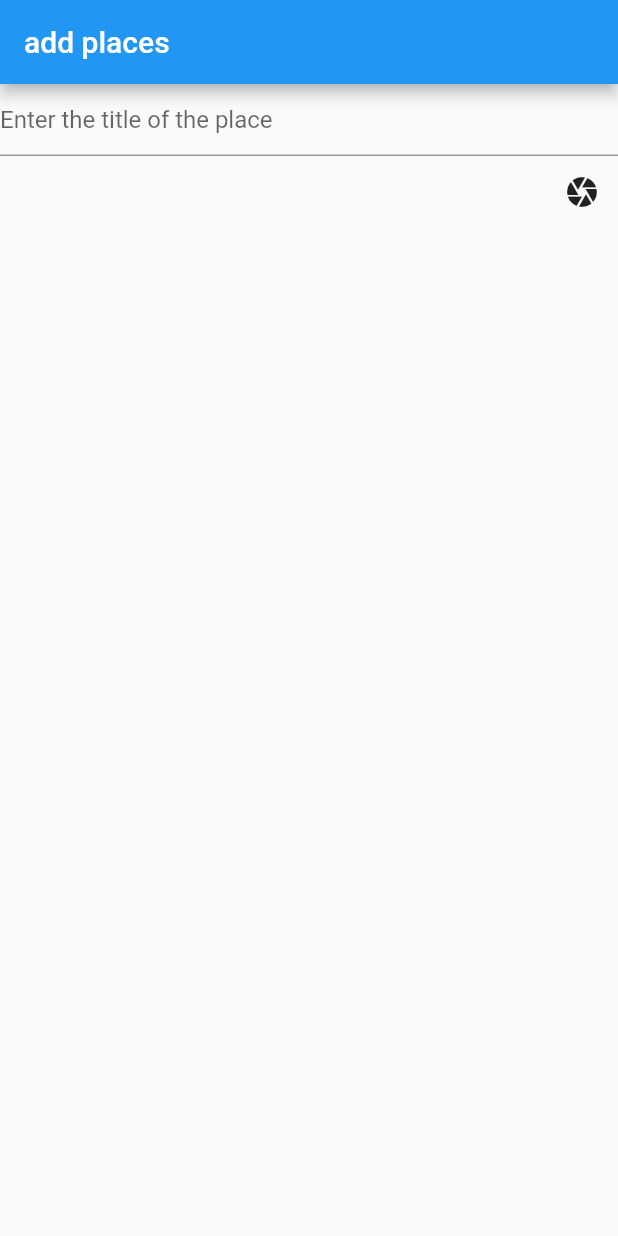
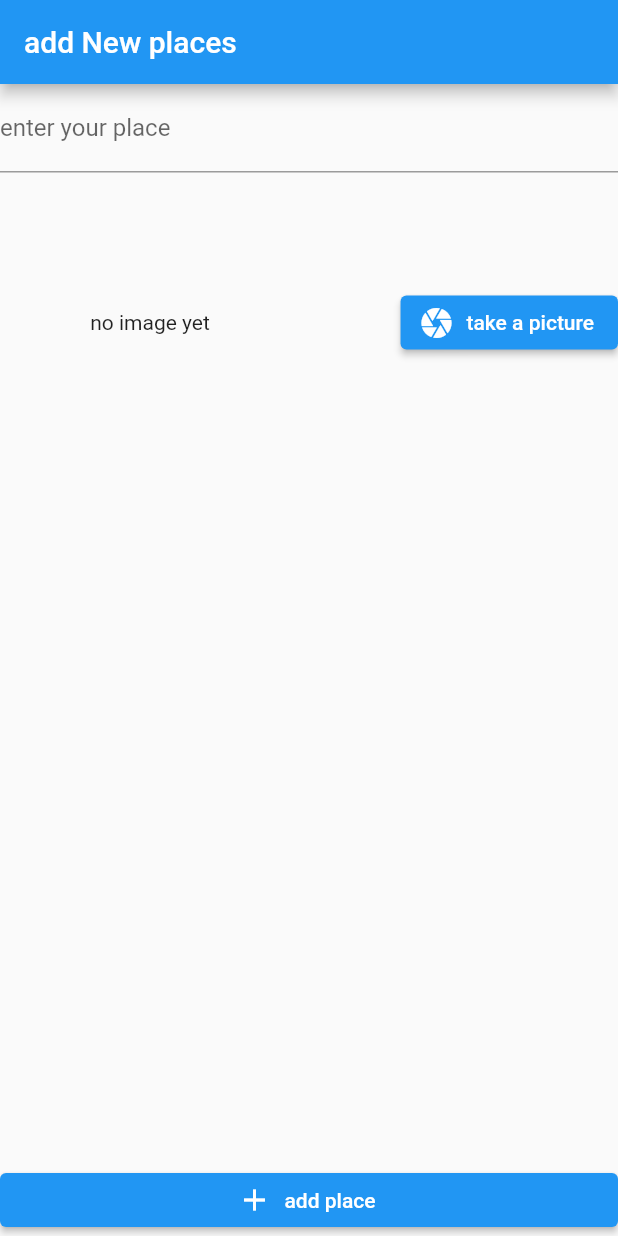
Before and after one commit to omar-hadek/best-places, a Flutter app: the AddPlaceScreen screen opened directly, on a phone screen of 412 x 824 dp. Run offline on Flutter 3.47's test engine with Material 2 defaults, Android fonts, the phone set to English and light mode, and no system bars; our stand-ins replace image_picker.

Commit message:
pick image feature added

```diff
--- a/lib/screens/add_place_screen.dart
+++ b/lib/screens/add_place_screen.dart
@@ -2,25 +2,47 @@ import 'package:flutter/material.dart';
 import 'package:great_places_app/widgets/image_field.dart';
 
 class AddPlaceScreen extends StatefulWidget {
-  const AddPlaceScreen({ Key? key }) : super(key: key);
+  const AddPlaceScreen({Key? key}) : super(key: key);
+  static const routeName = 'add-places';
 
   @override
   _AddPlaceScreenState createState() => _AddPlaceScreenState();
 }
 
 class _AddPlaceScreenState extends State<AddPlaceScreen> {
+  TextEditingController? _inputController;
   @override
   Widget build(BuildContext context) {
     return Scaffold(
-       appBar: AppBar(title: Text('add places '),),
-       body: Column(children: [
-         TextField(
-           decoration: InputDecoration(
-             hintText: 'Enter the title of the place',
-           ),
-         ),
-         ImageField(),
-       ],)
+      appBar: AppBar(
+        title: Text('add New places'),
+      ),
+      body: Column(
+        mainAxisAlignment: MainAxisAlignment.spaceBetween,
+        crossAxisAlignment: CrossAxisAlignment.stretch,
+        children: [
+          Expanded(
+            child: SingleChildScrollView(
+              child: Column(
+                children: [
+                  TextField(
+                    decoration: InputDecoration(
+                      label: Text('enter your place'),
+                    ),
+                    controller: _inputController,
+                  ),
+                  ImageField(),
+                ],
+              ),
+            ),
+          ),
+          ElevatedButton.icon(
+            onPressed: () {},
+            icon: Icon(Icons.add),
+            label: Text('add place'),
+          ),
+        ],
+      ),
     );
   }
 }
--- a/lib/widgets/image_field.dart
+++ b/lib/widgets/image_field.dart
@@ -1,4 +1,7 @@
+import 'dart:io';
+
 import 'package:flutter/material.dart';
+import 'package:image_picker/image_picker.dart';
 
 class ImageField extends StatefulWidget {
   const ImageField({Key? key}) : super(key: key);
@@ -8,17 +11,34 @@ class ImageField extends StatefulWidget {
 }
 
 class _ImageFieldState extends State<ImageField> {
+  File? _storedImage;
+
+  Future<void> takePicture() async {
+    final picker = ImagePicker();
+    final imageFile =
+        await picker.pickImage(source: ImageSource.camera, maxWidth: 600.0);
+  }
+
   @override
   Widget build(BuildContext context) {
     return Row(
       mainAxisAlignment: MainAxisAlignment.spaceBetween,
       children: [
         Container(
-          child: Container(),
-        ),
-        IconButton(
+            width: 200.0,
+            height: 200.0,
+            child: _storedImage != null
+                ? Image.file(
+                    _storedImage!,
+                    fit: BoxFit.cover,
+                  )
+                : Text('no image yet'),
+            alignment: Alignment.center),
+        SizedBox(width: 10.0),
+        ElevatedButton.icon(
+          onPressed: ()=>takePicture(),
           icon: Icon(Icons.camera),
-          onPressed: () {},
+          label: Text('take a picture'),
         ),
       ],
     );
```
Also changed, not shown: lib/main.dart (+7 -18 lines), lib/screens/great_places_screen.dart (+22 -0 lines), pubspec.yaml (+3 -12 lines), pubspec.lock, 1 other file.
